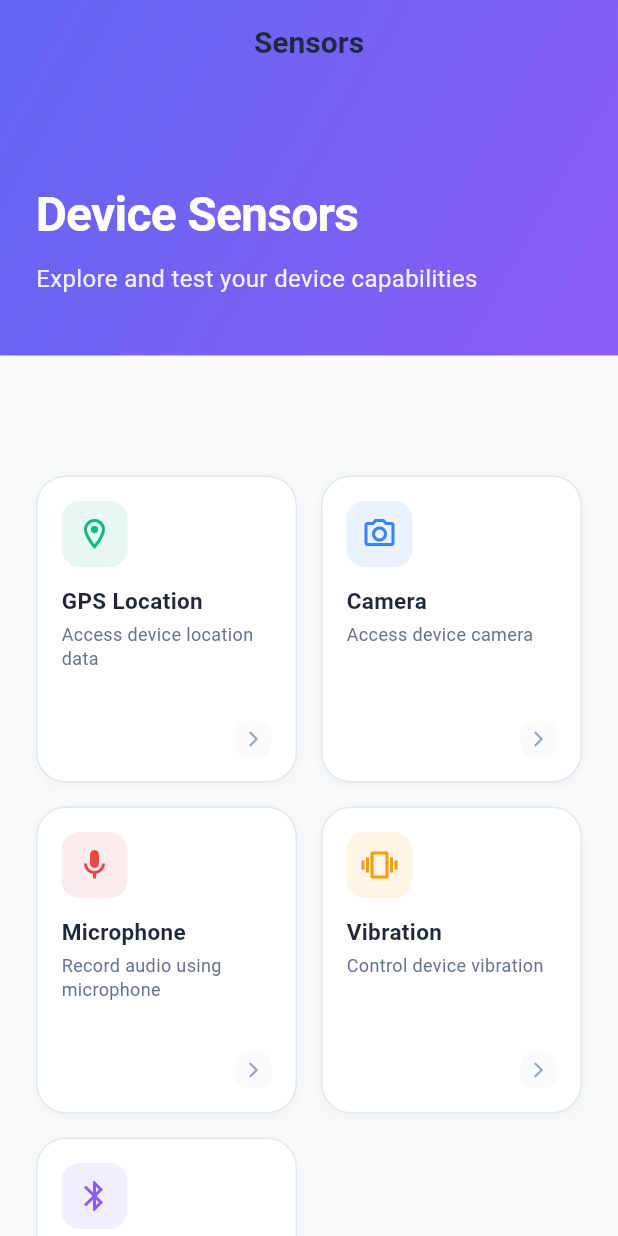
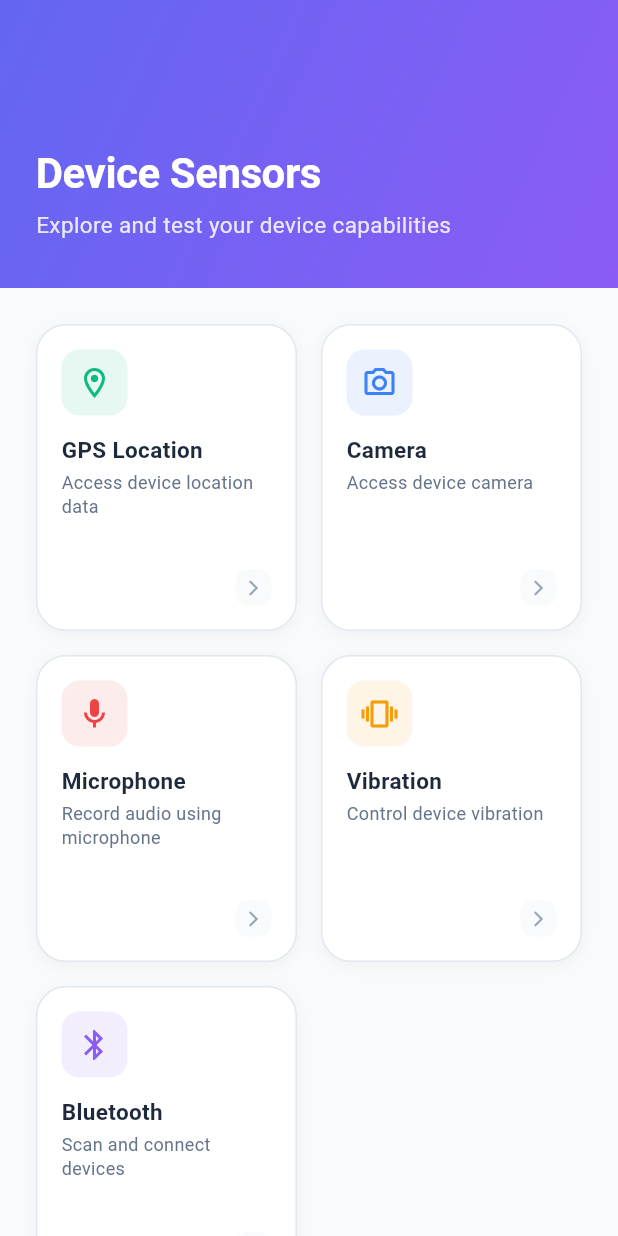
Before and after one commit to nkusikevin/flutter-sensors, a Flutter app: the screen it shows after launch, on a phone screen of 412 x 824 dp. Run offline on Flutter 3.47's test engine with Material 3 defaults, Android fonts, the phone set to English and light mode, and no system bars; our stand-ins replace bloc, camera, flutter_bloc, flutter_blue_plus, geolocator, permission_handler and 1 more; missing offline and left inert: record; generated files the repository leaves out were written again.

Commit message:
improve ui

```diff
--- a/lib/sensors/view/sensors_home_page.dart
+++ b/lib/sensors/view/sensors_home_page.dart
@@ -8,17 +8,14 @@ class SensorsHomePage extends StatelessWidget {
   Widget build(BuildContext context) {
     return Scaffold(
       extendBodyBehindAppBar: true,
-      appBar: AppBar(
-        title: const Text('Sensors'),
-        backgroundColor: Colors.transparent,
-      ),
+
       body: SingleChildScrollView(
         child: Column(
           children: [
             // Header section with gradient
             Container(
               width: double.infinity,
-              padding: const EdgeInsets.fromLTRB(24, 120, 24, 40),
+              padding: const EdgeInsets.fromLTRB(24, 100, 24, 32),
               decoration: const BoxDecoration(
                 gradient: LinearGradient(
                   begin: Alignment.topLeft,
@@ -36,18 +33,20 @@ class SensorsHomePage extends StatelessWidget {
                     'Device Sensors',
                     style: TextStyle(
                       color: Colors.white,
-                      fontSize: 32,
-                      fontWeight: FontWeight.w700,
-                      letterSpacing: -0.5,
+                      fontSize: 28,
+                      fontWeight: FontWeight.w600,
+                      letterSpacing: -0.3,
+                      height: 1.1,
                     ),
                   ),
                   const SizedBox(height: 8),
                   Text(
                     'Explore and test your device capabilities',
                     style: TextStyle(
-                      color: Colors.white.withOpacity(0.9),
-                      fontSize: 16,
+                      color: Colors.white.withOpacity(0.85),
+                      fontSize: 15,
                       fontWeight: FontWeight.w400,
+                      height: 1.4,
                     ),
                   ),
                 ],
```
